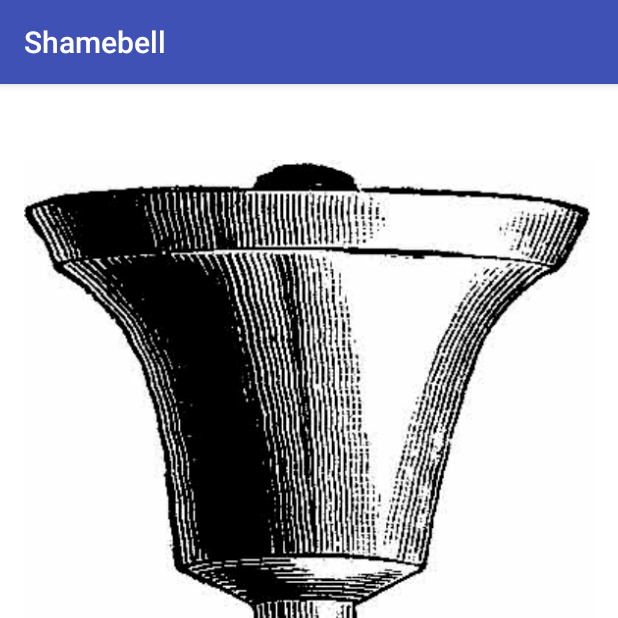
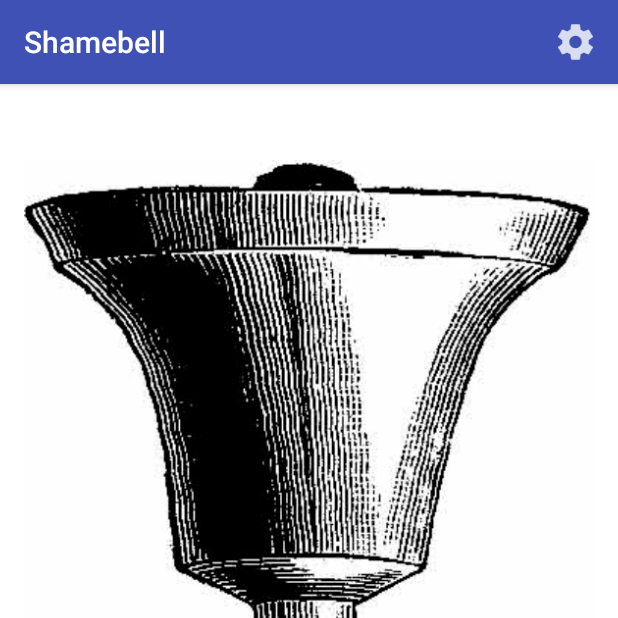
Before and after one commit to yeea/shamebell, an Android app: the screen it shows after launch (ShameBellActivity), on a phone screen of 412 x 824 dp, the top half of it. Run offline under Robolectric (Android 15) with nearby library versions, the phone set to English and light mode, and no system bars.

Commit message:
Add mixer/settings option

```diff
--- a/app/src/main/java/net/squidinc/shamebell/ShameBellActivity.java
+++ b/app/src/main/java/net/squidinc/shamebell/ShameBellActivity.java
@@ -10,8 +10,12 @@ import android.os.Build;
 import android.os.Bundle;
 import android.support.v7.app.AppCompatActivity;
 import android.util.Log;
+import android.view.Menu;
+import android.view.MenuInflater;
+import android.view.MenuItem;
 import android.view.View;
 import android.widget.ImageView;
+import android.widget.Toast;
 
 import java.io.IOException;
 
@@ -23,6 +27,7 @@ public class ShameBellActivity extends AppCompatActivity {
   private ShakeDetector mShakeDetector;
   private MediaPlayer mpShame = null;
   private MediaPlayer mpDing = null;
+  //  private boolean isMixModeOn = false;
 
   @TargetApi( Build.VERSION_CODES.LOLLIPOP )
   @Override
@@ -89,4 +94,25 @@ public class ShameBellActivity extends AppCompatActivity {
     mSensorManager.unregisterListener( mShakeDetector );
     super.onPause();
   }
+
+  @Override
+  public boolean onCreateOptionsMenu( Menu menu ) {
+    MenuInflater inflater = getMenuInflater();
+    inflater.inflate( R.menu.shame_menu, menu );
+    return true;
+  }
+
+  @Override
+  public boolean onOptionsItemSelected( MenuItem item ) {
+
+    switch ( item.getItemId() ) {
+      case R.id.settings:
+        // Open dialog with mixer options
+        //            isMixModeOn = true;
+        Toast.makeText( this, "Tapped for sound mixer", Toast.LENGTH_SHORT ).show();
+        return true;
+      default:
+        return super.onOptionsItemSelected( item );
+    }
+  }
 }
--- /dev/null
+++ b/app/src/main/res/menu/shame_menu.xml
@@ -0,0 +1,8 @@
+<?xml version="1.0" encoding="utf-8"?>
+<menu xmlns:android="http://schemas.android.com/apk/res/android"
+    xmlns:app="http://schemas.android.com/apk/res-auto">
+  <item android:id="@+id/settings"
+      android:icon="@drawable/ic_action_settings"
+      android:title="@string/settings"
+      app:showAsAction="ifRoom"/>
+</menu>
--- a/app/src/main/res/values/strings.xml
+++ b/app/src/main/res/values/strings.xml
@@ -1,3 +1,5 @@
 <resources>
   <string name="app_name">Shamebell</string>
+  <string name="settings">Settings</string>
+  <string name="mixer">Mixer Settings</string>
 </resources>
--- a/build.gradle
+++ b/build.gradle
@@ -5,7 +5,7 @@ buildscript {
     jcenter()
   }
   dependencies {
-    classpath 'com.android.tools.build:gradle:2.2.3'
+    classpath 'com.android.tools.build:gradle:2.3.2'
 
     // NOTE: Do not place your application dependencies here; they belong
     // in the individual module build.gradle files
```
Also changed, not shown: app/src/main/res/drawable-hdpi/ic_action_settings.png (added), app/src/main/res/drawable-mdpi/ic_action_settings.png (added), app/src/main/res/drawable-xhdpi/ic_action_settings.png (added), app/src/main/res/drawable-xxhdpi/ic_action_settings.png (added), app/src/main/res/drawable-xxxhdpi/ic_action_settings.png (added).
